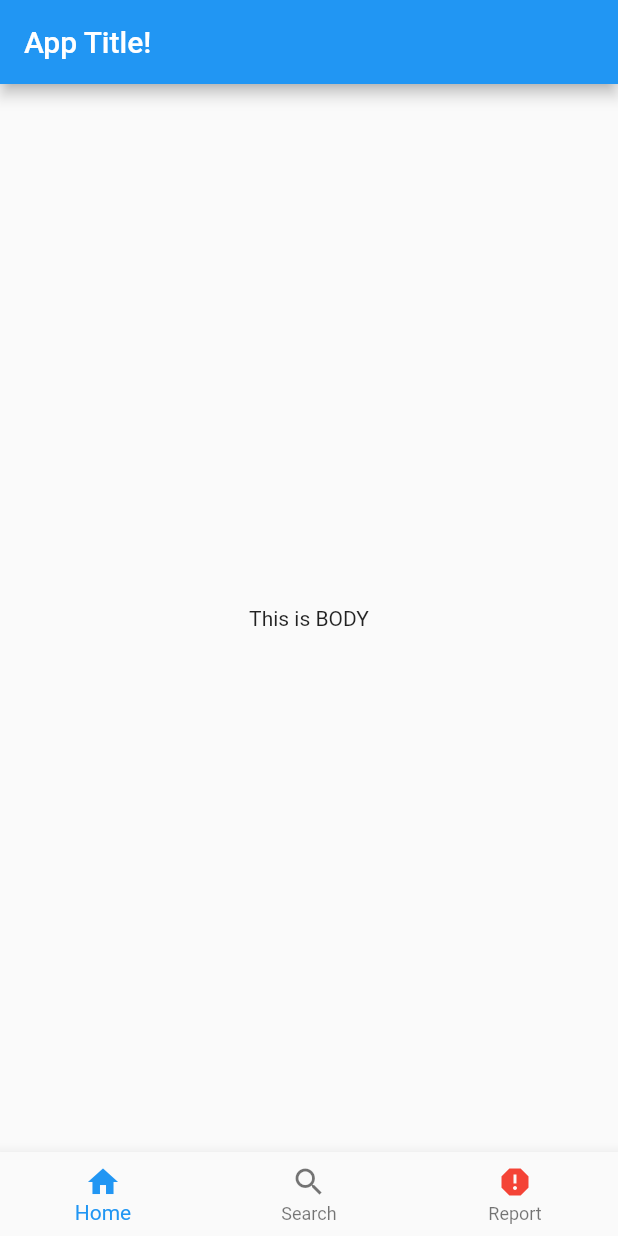
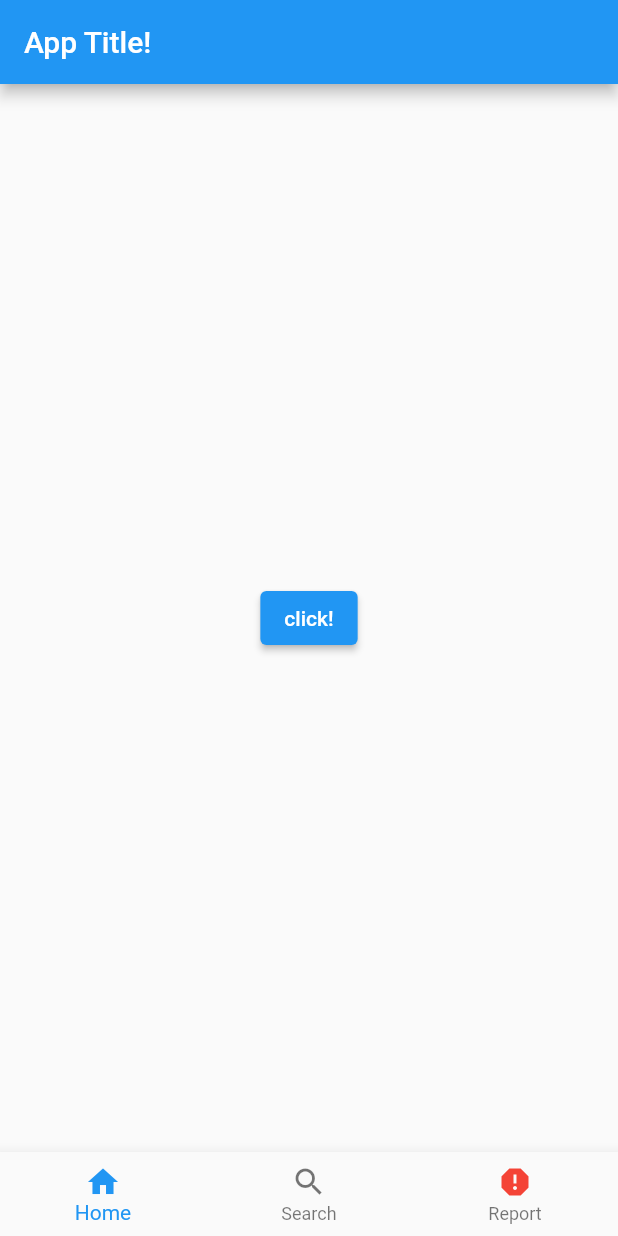
Before and after one commit to AlsoKnownAsZira/fluttering, a Flutter app: the screen it shows after launch, on a phone screen of 412 x 824 dp. Run offline on Flutter 3.47's test engine with Material 2 defaults, Android fonts, the phone set to English and light mode, and no system bars.

Commit message:
adding clickable buttons to change center text

```diff
--- a/lib/main.dart
+++ b/lib/main.dart
@@ -15,7 +15,9 @@ class MyApp extends StatelessWidget {
         appBar: AppBar(
           title: const Text("App Title!"),
         ),
-        body: const Center(child:  Text('This is BODY')),
+        body: Center(
+            child:
+                ElevatedButton(onPressed: () {}, child: const Text("click!"))),
         bottomNavigationBar: BottomNavigationBar(
           items: const [
             BottomNavigationBarItem(label: 'Home', icon: Icon(Icons.home)),
```
